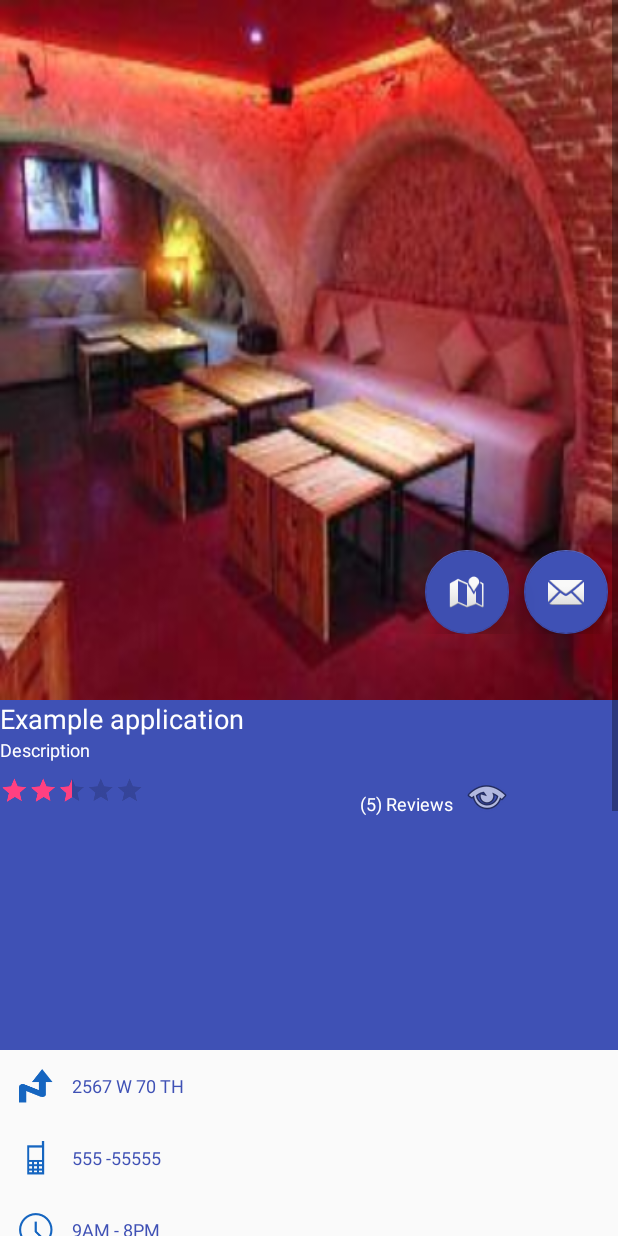
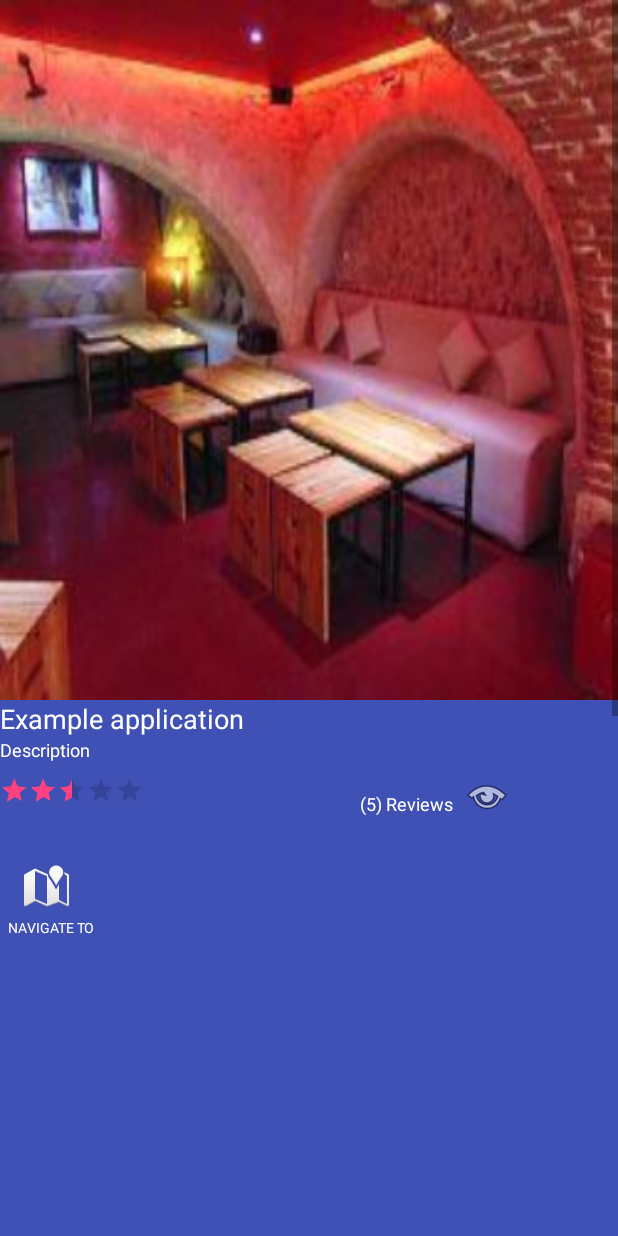
Before and after one commit to ProAFSolutions/CubaTrip, an Android app: the layout activity_details.xml on its own in the app's theme, with its tools: preview values and no code run, on a phone screen of 412 x 824 dp. Run offline under Robolectric (Android 15) with nearby library versions, the phone set to English and light mode, and no system bars.

Commit message:
Modify DetailsActivity Options

```diff
--- a/app/src/main/java/com/proafsolutions/cubatrip/ui/activity/DetailsActivity.java
+++ b/app/src/main/java/com/proafsolutions/cubatrip/ui/activity/DetailsActivity.java
@@ -21,7 +21,7 @@ public class DetailsActivity extends AppCompatActivity {
         setContentView(R.layout.activity_details);
         presenter = new DetailsPresenter(DetailsActivity.this);
         presenter.LoadProduct();
-        FloatingActionButton fab = (FloatingActionButton) findViewById(R.id.buttonMap);
+       /* FloatingActionButton fab = (FloatingActionButton) findViewById(R.id.buttonMap);
         fab.setOnClickListener(new View.OnClickListener() {
             @Override
             public void onClick(View view) {
@@ -39,7 +39,7 @@ public class DetailsActivity extends AppCompatActivity {
                 // .setAction("Action", null).show();
                 presenter.NewReview();
             }
-        });
+        });*/
 
         RatingBar ratingBar = (RatingBar)findViewById(R.id.reviewRating);
 
--- a/app/src/main/res/layout/activity_details.xml
+++ b/app/src/main/res/layout/activity_details.xml
@@ -21,7 +21,7 @@
 
     <LinearLayout
         android:layout_width="match_parent"
-        android:layout_height="350px" android:layout_toRightOf="@id/icon"
+        android:layout_height="600px" android:layout_toRightOf="@id/icon"
         android:orientation="vertical"
         android:id="@+id/linearLayout"
         android:background="@color/colorPrimary"
@@ -50,7 +50,7 @@
 
         <RelativeLayout
             android:layout_width="match_parent"
-            android:layout_height="match_parent">
+            android:layout_height="wrap_content">
             <RatingBar
                 android:id="@+id/ratingBar"
                 android:layout_width="wrap_content"
@@ -86,6 +86,36 @@
                 android:onClick="onClick"
                 android:clickable="true" android:layout_marginLeft="10px" android:drawableLeft="@android:drawable/ic_menu_view"/>
         </RelativeLayout>
+
+        <LinearLayout
+            android:layout_width="match_parent"
+            android:layout_height="wrap_content">
+            <LinearLayout
+                android:id="@+id/button"
+                android:layout_width="wrap_content"
+                android:layout_height="wrap_content"
+                android:clickable="true"
+                android:orientation="vertical" >
+
+                <ImageView
+                    android:id="@+id/img"
+                    android:layout_width="wrap_content"
+                    android:layout_height="wrap_content"
+                    android:layout_gravity="center_vertical"
+                    android:layout_marginLeft="15dp"
+                    android:src="@android:drawable/ic_dialog_map" />
+
+                <TextView
+                    android:id="@+id/textView2"
+                    android:layout_width="wrap_content"
+                    android:layout_height="wrap_content"
+                    android:layout_gravity="center_vertical"
+                    android:layout_margin="5dp"
+                    android:text="NAVIGATE TO"
+                    android:textSize="9sp" android:textColor="@android:color/white"
+                    />
+            </LinearLayout>
+        </LinearLayout>
 
 
     </LinearLayout>
@@ -260,7 +290,7 @@
         android:layout_marginRight="10px"
         android:layout_marginTop="550px"
         android:orientation="horizontal">
-        <android.support.design.widget.FloatingActionButton
+        <!--<android.support.design.widget.FloatingActionButton
             android:id="@+id/buttonMap"
             android:layout_width="wrap_content"
             android:layout_height="wrap_content"
@@ -280,7 +310,7 @@
             app:layout_anchorGravity="bottom"
             android:layout_marginLeft="15px"
             app:backgroundTint="@color/colorPrimary"
-            />
+            />-->
 
     </LinearLayout>
 
```
